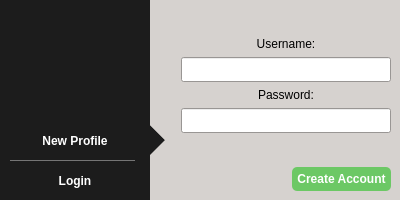
This is src/widget/loginscreen.ui in qTox/qTox as Qt 5 draws it before an edit. The edited form follows.
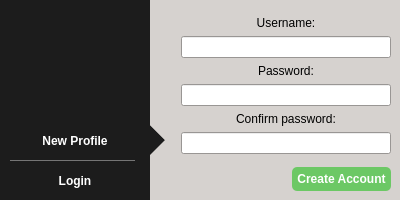
This is the edited form. The open tabs and pages were chosen to show the change. Icons and pictures are not drawn.

Commit message: Update login screen ui

Diff of the .ui file:
```diff
--- a/src/widget/loginscreen.ui
+++ b/src/widget/loginscreen.ui
@@ -300,12 +300,6 @@
          </item>
          <item>
           <widget class="QLineEdit" name="lineEdit">
-           <property name="minimumSize">
-            <size>
-             <width>0</width>
-             <height>25</height>
-            </size>
-           </property>
            <property name="maxLength">
             <number>64</number>
            </property>
@@ -323,12 +317,6 @@
          </item>
          <item>
           <widget class="QLineEdit" name="lineEdit_2">
-           <property name="minimumSize">
-            <size>
-             <width>0</width>
-             <height>25</height>
-            </size>
-           </property>
            <property name="maxLength">
             <number>64</number>
            </property>
@@ -337,6 +325,19 @@
            </property>
           </widget>
          </item>
+         <item>
+          <widget class="QLabel" name="label_8">
+           <property name="text">
+            <string>Confirm password:</string>
+           </property>
+           <property name="alignment">
+            <set>Qt::AlignCenter</set>
+           </property>
+          </widget>
+         </item>
+         <item>
+          <widget class="QLineEdit" name="lineEdit_5"/>
+         </item>
          <item>
           <spacer name="verticalSpacer">
            <property name="orientation">
```
Left out of the diff: 18 changed lines with no effect on the pictures.
